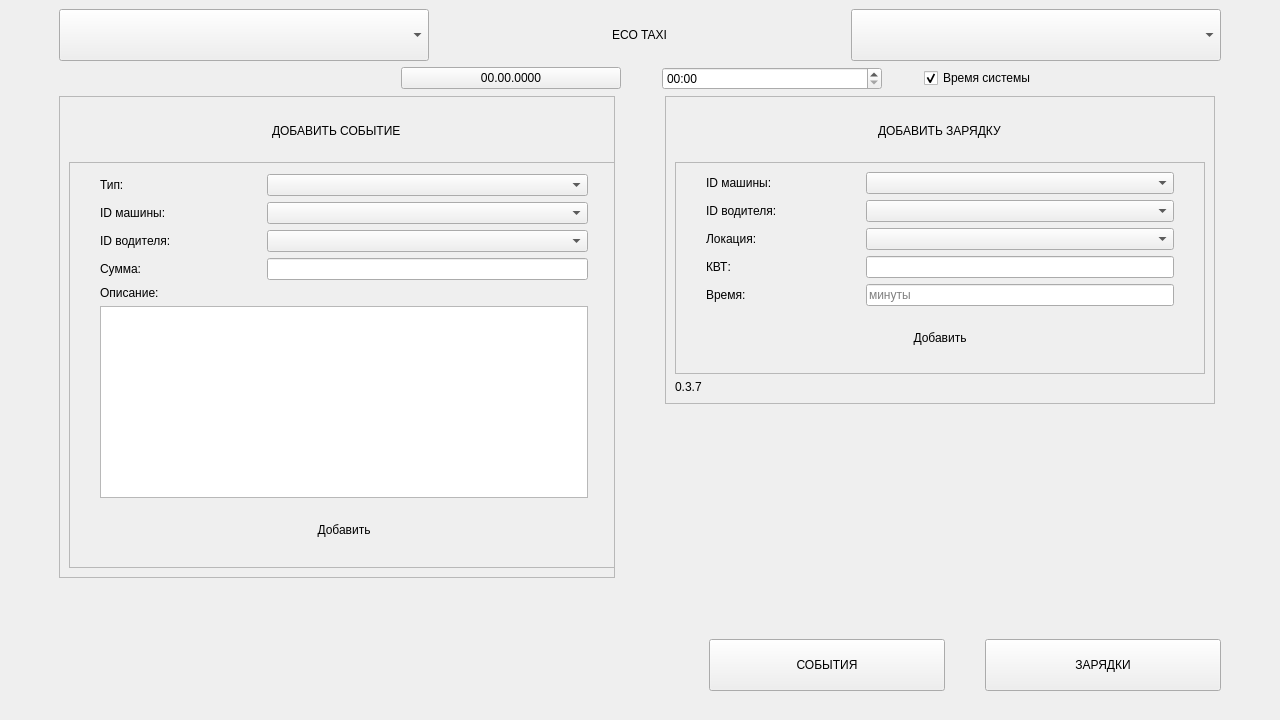
emilAIT/ecotaxi-test, file mainwindow.ui: the form before one commit.
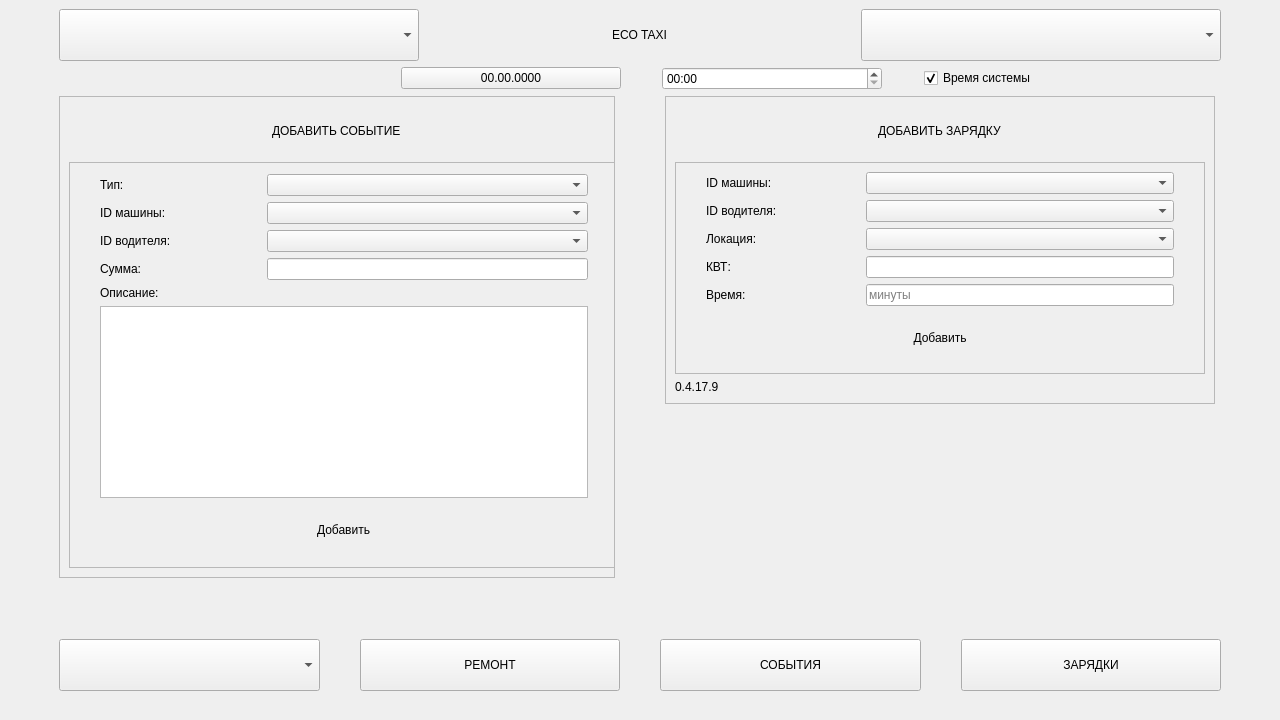
The form after the commit.

```diff
--- a/mainwindow.ui
+++ b/mainwindow.ui
@@ -68,7 +68,7 @@
           </property>
           <property name="maximumSize">
            <size>
-            <width>370</width>
+            <width>360</width>
             <height>16777215</height>
            </size>
           </property>
@@ -140,7 +140,7 @@
           </property>
           <property name="maximumSize">
            <size>
-            <width>370</width>
+            <width>360</width>
             <height>16777215</height>
            </size>
           </property>
@@ -483,21 +483,34 @@
                 </item>
                </layout>
               </item>
-              <item alignment="Qt::AlignHCenter">
-               <widget class="QPushButton" name="addEventButton">
-                <property name="minimumSize">
-                 <size>
-                  <width>250</width>
-                  <height>52</height>
-                 </size>
+              <item>
+               <layout class="QHBoxLayout" name="horizontalLayout_12">
+                <property name="topMargin">
+                 <number>0</number>
                 </property>
-                <property name="text">
-                 <string>Добавить</string>
-                </property>
-                <property name="flat">
-                 <bool>true</bool>
-                </property>
-               </widget>
+                <item>
+                 <widget class="QPushButton" name="addEventButton">
+                  <property name="minimumSize">
+                   <size>
+                    <width>250</width>
+                    <height>52</height>
+                   </size>
+                  </property>
+                  <property name="maximumSize">
+                   <size>
+                    <width>259</width>
+                    <height>16777215</height>
+                   </size>
+                  </property>
+                  <property name="text">
+                   <string>Добавить</string>
+                  </property>
+                  <property name="flat">
+                   <bool>true</bool>
+                  </property>
+                 </widget>
+                </item>
+               </layout>
               </item>
              </layout>
             </widget>
@@ -726,7 +739,7 @@
            <item>
             <widget class="QLabel" name="label_3">
              <property name="text">
-              <string>0.3.7</string>
+              <string>0.4.17.9</string>
              </property>
             </widget>
            </item>
@@ -744,7 +757,7 @@
          <enum>QLayout::SetDefaultConstraint</enum>
         </property>
         <property name="leftMargin">
-         <number>700</number>
+         <number>50</number>
         </property>
         <property name="rightMargin">
          <number>50</number>
@@ -752,6 +765,47 @@
         <property name="bottomMargin">
          <number>20</number>
         </property>
+        <item>
+         <widget class="QComboBox" name="FinesButton">
+          <property name="minimumSize">
+           <size>
+            <width>0</width>
+            <height>52</height>
+           </size>
+          </property>
+          <property name="placeholderText">
+           <string>ШТРАФЫ</string>
+          </property>
+          <item>
+           <property name="text">
+            <string>ШТРАФЫ</string>
+           </property>
+          </item>
+          <item>
+           <property name="text">
+            <string>ПО МАШИНАМ</string>
+           </property>
+          </item>
+          <item>
+           <property name="text">
+            <string>ПО ВОДИТЕЛЯМ</string>
+           </property>
+          </item>
+         </widget>
+        </item>
+        <item>
+         <widget class="QPushButton" name="repairsButton">
+          <property name="minimumSize">
+           <size>
+            <width>0</width>
+            <height>52</height>
+           </size>
+          </property>
+          <property name="text">
+           <string>РЕМОНТ</string>
+          </property>
+         </widget>
+        </item>
         <item>
          <widget class="QPushButton" name="eventsButton">
           <property name="minimumSize">
```
Left out of the diff: 55 changed lines with no effect on the pictures.
